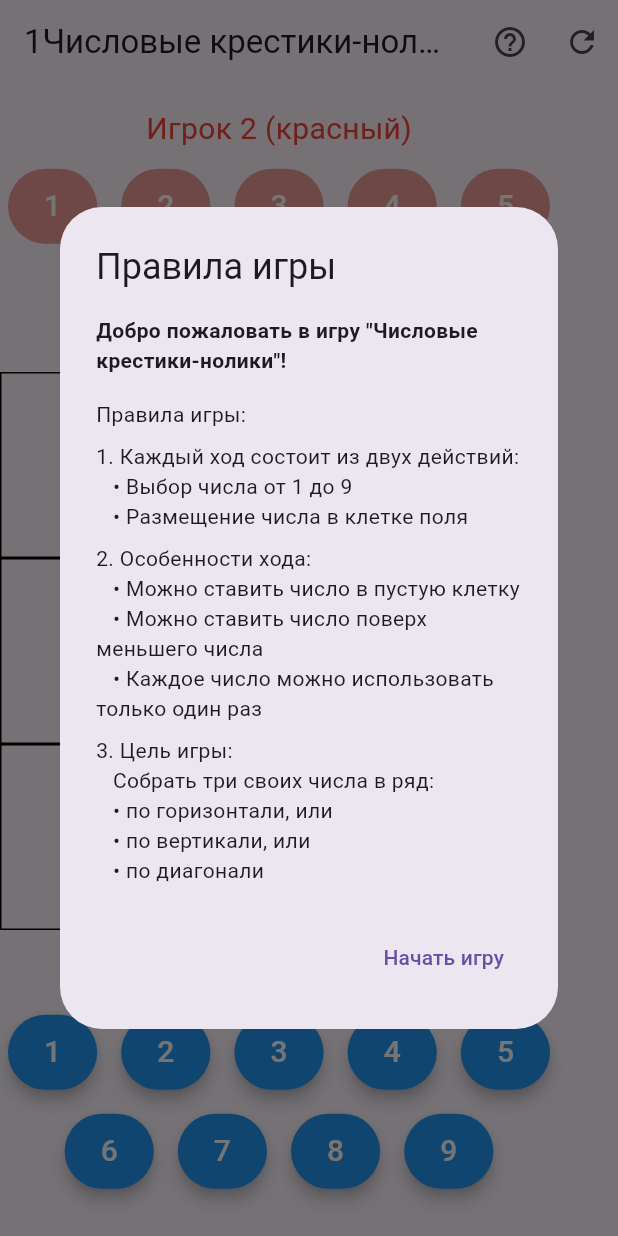
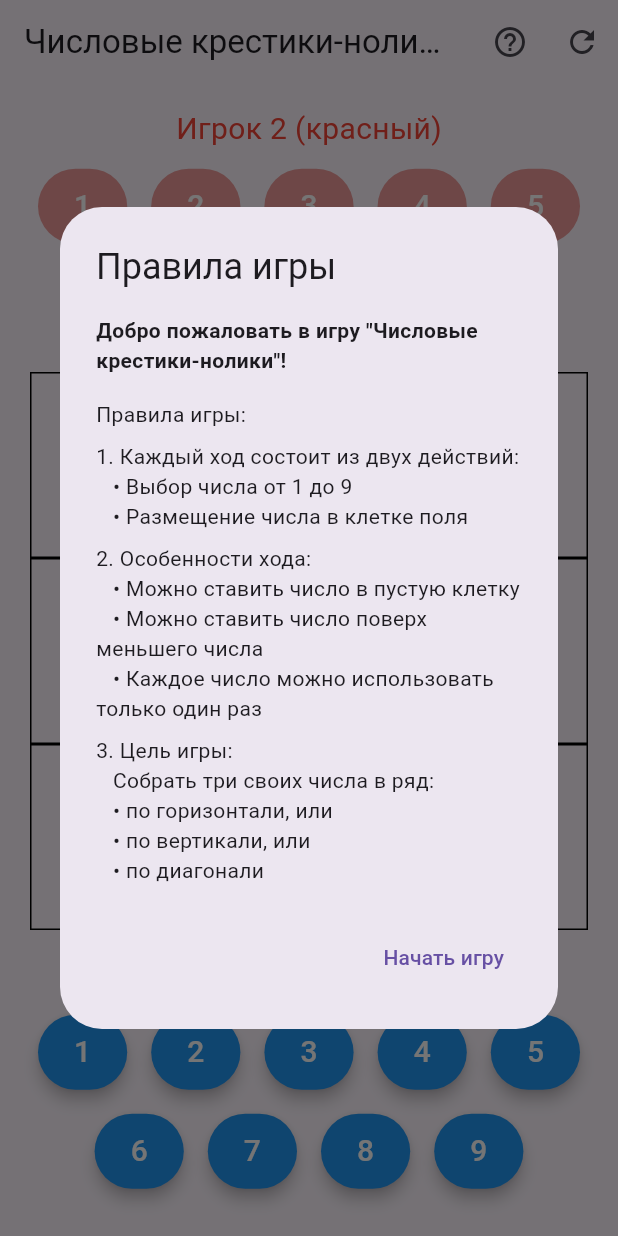
Before and after one commit to coolmarat/not_tic_tac_toe, a Flutter app: the screen it shows after launch, on a phone screen of 412 x 824 dp. Run offline on Flutter 3.47's test engine with Material 3 defaults, Android fonts, the phone set to English and light mode, and no system bars.

Commit message:
centered

```diff
--- a/lib/main.dart
+++ b/lib/main.dart
@@ -13,7 +13,7 @@ class MyApp extends StatelessWidget {
   Widget build(BuildContext context) {
     return MaterialApp(
       debugShowCheckedModeBanner: false,
-      title: '1Числовые крестики-нолики',
+      title: 'Числовые крестики-нолики',
       theme: ThemeData(
         primarySwatch: Colors.blue,
         visualDensity: VisualDensity.adaptivePlatformDensity,
@@ -280,7 +280,7 @@ class _GameScreenState extends State<GameScreen> {
   Widget build(BuildContext context) {
     return Scaffold(
       appBar: AppBar(
-        title: const Text('1Числовые крестики-нолики'),
+        title: const Text('Числовые крестики-нолики'),
         actions: [
           IconButton(
             icon: const Icon(Icons.help_outline),
@@ -304,7 +304,10 @@ class _GameScreenState extends State<GameScreen> {
             constraints.maxWidth - 40, // Ширина минус отступы
           );
 
-          return Column(
+          return Center(
+            child: Padding(
+              padding: const EdgeInsets.symmetric(horizontal: 16.0),
+              child: Column(
                 children: [
                   // Числа второго игрока (красные)
                   SizedBox(
@@ -362,6 +365,8 @@ class _GameScreenState extends State<GameScreen> {
                     ),
                   ),
                 ],
+              ),
+            ),
           );
         },
       ),
```
Also changed, not shown: 4 other files. Lines whose indentation alone changed are shown as unchanged.
